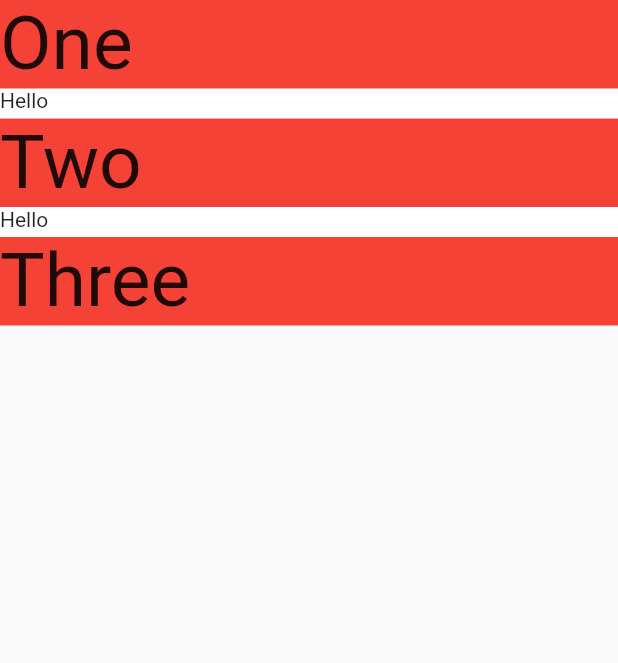
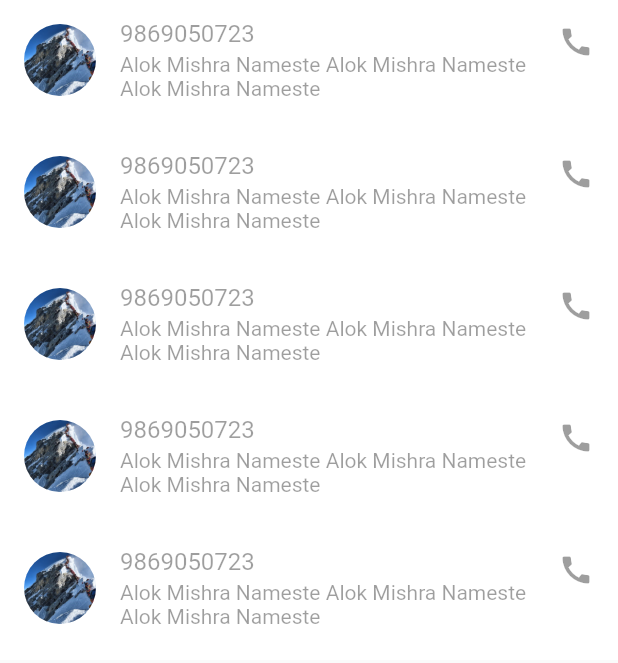
Before and after one commit to AlokMishra01/basic_flutter, a Flutter app: the ListViewPage screen opened directly, on a phone screen of 412 x 824 dp. Shown: the top 663 px of the screen. Run offline on Flutter 3.47's test engine with Material 2 defaults, Android fonts, the phone set to English and light mode, and no system bars.

Commit message:
8/25/2021

```diff
--- a/lib/list_view.dart
+++ b/lib/list_view.dart
@@ -7,25 +7,31 @@ class ListViewPage extends StatelessWidget {
   Widget build(BuildContext context) {
     return Scaffold(
       body: Container(
-        color: Colors.red,
-        child: ListView.separated(
+        color: Colors.white,
+        child: ListView.builder(
           shrinkWrap: true,
-          itemCount: l.length,
-          separatorBuilder: (context, index) {
-            return Container(
-              width: double.infinity,
-              height: 20,
-              color: Colors.white,
-              child: Text('Hello'),
+          itemCount: 5,
+
+          itemBuilder: (context, index) {
+            return ListTile(
+              leading: ClipRRect(
+                borderRadius: BorderRadius.circular(24),
+                child: Image.asset(
+                'images/mt.jpg',
+                width: 48,
+                height: 48,
+                fit: BoxFit.cover,
+              ),
+              ),
+              title: Text('9869050723'),
+              subtitle: Text('Alok Mishra Nameste Alok Mishra Nameste Alok Mishra Nameste'),
+              trailing: Icon(Icons.call),
+              isThreeLine: true,
+              onTap: () {
+                print('Hello');
+              },
+              enabled: false,
             );
-          },
-          itemBuilder: (context, index) {
-            return Text(
-            l[index],
-            style: TextStyle(
-              fontSize: 50,
-            ),
-          );
           },
       ),
       )
--- a/lib/main.dart
+++ b/lib/main.dart
@@ -1,3 +1,4 @@
+import 'package:basic_flutter/drawer_view.dart';
 import 'package:basic_flutter/list_view.dart';
 import 'package:basic_flutter/multi/grid_view.dart';
 import 'package:basic_flutter/multi/stack_view.dart';
@@ -16,7 +17,7 @@ class MyApp extends StatelessWidget {
       theme: ThemeData(
         primarySwatch: Colors.blue,
       ),
-      home: GrigViewPage(),
+      home: DrawerView(),
     );
   }
 }
```
Also changed, not shown: lib/drawer_view.dart (added, +116 -0 lines).
